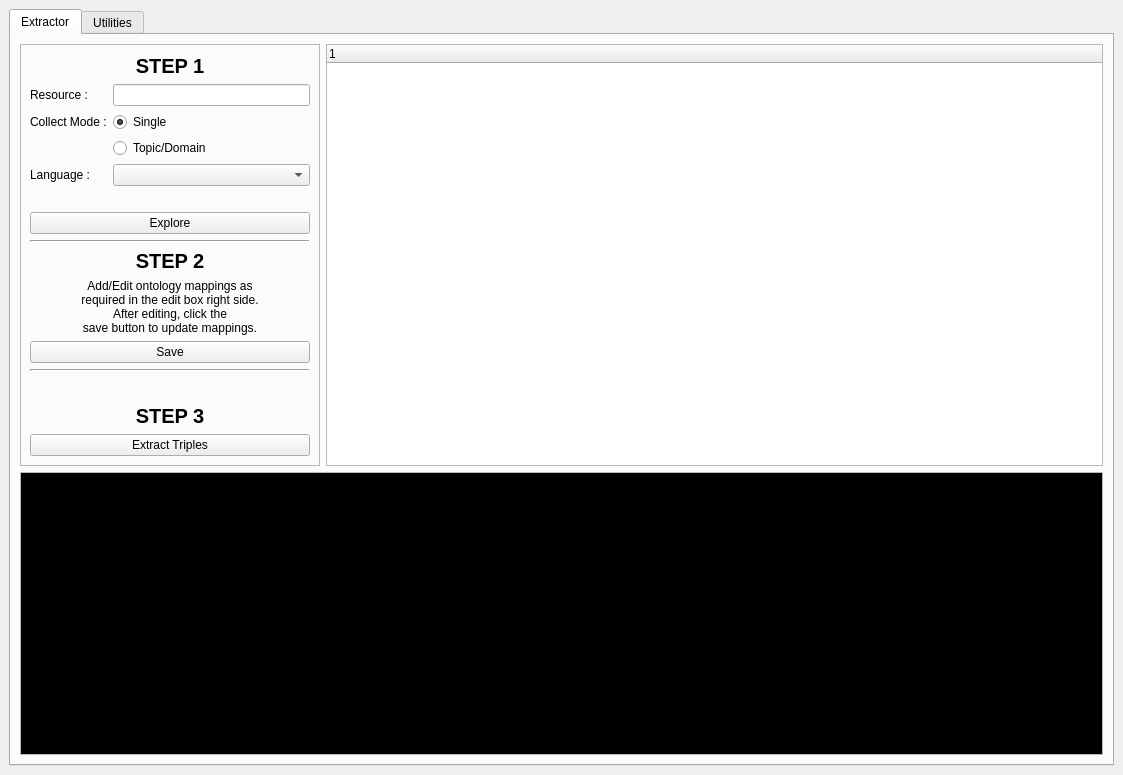
This is gui/guiLayout.ui in dbpedia/tablist-extractor as Qt 5 draws it before an edit. The edited form follows.
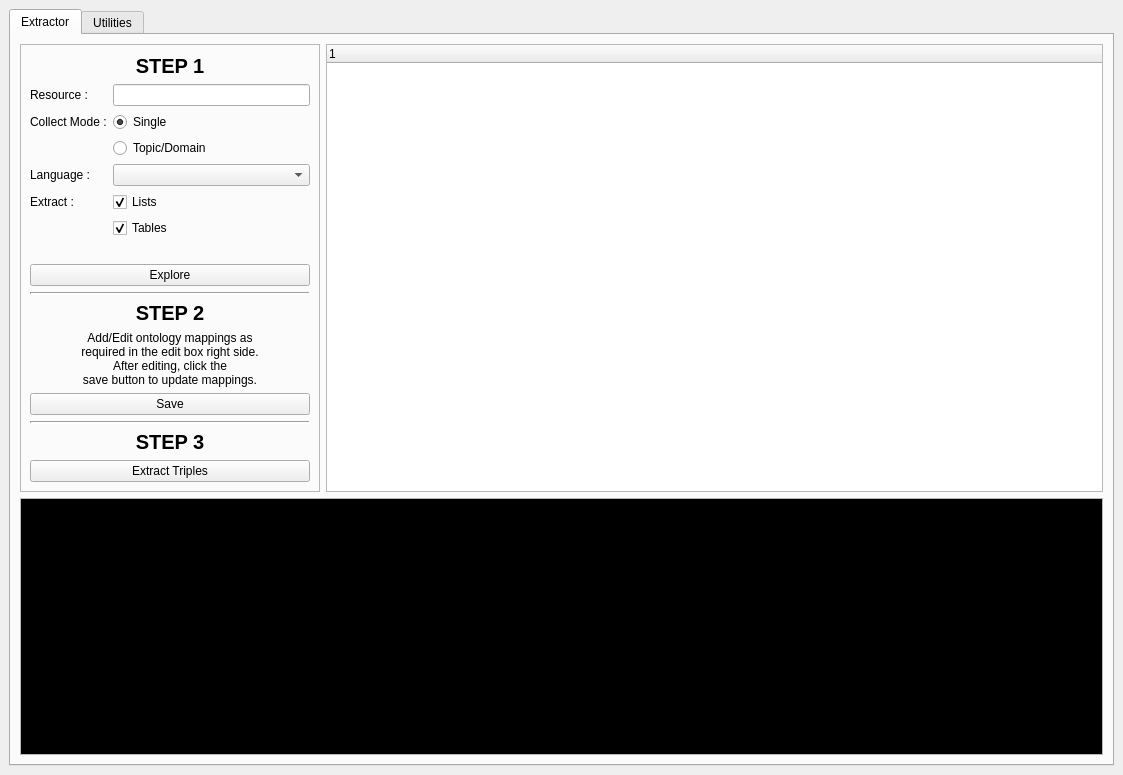
This is the edited form.

Commit message: choose tables or/and lists data to extract

What changed in the file:
```diff
--- a/gui/guiLayout.ui
+++ b/gui/guiLayout.ui
@@ -124,24 +124,51 @@
              </property>
             </widget>
            </item>
-           <item row="5" column="0" colspan="2">
+           <item row="5" column="0">
+            <widget class="QLabel" name="extractLabel">
+             <property name="text">
+              <string>Extract :</string>
+             </property>
+            </widget>
+           </item>
+           <item row="5" column="1">
+            <widget class="QCheckBox" name="listsCheckBox">
+             <property name="text">
+              <string>Lists</string>
+             </property>
+             <property name="checked">
+              <bool>true</bool>
+             </property>
+            </widget>
+           </item>
+           <item row="6" column="1">
+            <widget class="QCheckBox" name="tablesCheckBox">
+             <property name="text">
+              <string>Tables</string>
+             </property>
+             <property name="checked">
+              <bool>true</bool>
+             </property>
+            </widget>
+           </item>
+           <item row="7" column="0" colspan="2">
             <widget class="QLabel" name="ExploreDomainMessageLabel">
-             <property name="styleSheet">
-              <string notr="true">color:red</string>
-             </property>
              <property name="text">
               <string/>
              </property>
+             <property name="alignment">
+              <set>Qt::AlignCenter</set>
+             </property>
             </widget>
            </item>
-           <item row="6" column="0" colspan="2">
+           <item row="8" column="0" colspan="2">
             <widget class="QPushButton" name="ExploreBtn">
              <property name="text">
               <string>Explore</string>
              </property>
             </widget>
            </item>
-           <item row="8" column="0" colspan="2">
+           <item row="10" column="0" colspan="2">
             <widget class="Line" name="line">
              <property name="lineWidth">
               <number>2</number>
@@ -151,7 +178,7 @@
              </property>
             </widget>
            </item>
-           <item row="9" column="0" colspan="2">
+           <item row="11" column="0" colspan="2">
             <widget class="QLabel" name="Step2Label">
              <property name="font">
               <font>
@@ -168,7 +195,7 @@
              </property>
             </widget>
            </item>
-           <item row="10" column="0" colspan="2">
+           <item row="12" column="0" colspan="2">
             <widget class="QLabel" name="Step2Infolabel">
              <property name="text">
               <string>Add/Edit ontology mappings as 
@@ -184,37 +211,24 @@
              </property>
             </widget>
            </item>
-           <item row="11" column="0" colspan="2">
+           <item row="13" column="0" colspan="2">
             <widget class="QPushButton" name="saveBtn">
              <property name="text">
               <string>Save</string>
              </property>
             </widget>
            </item>
-           <item row="12" column="0" colspan="2">
-            <widget class="Line" name="line_2">
-             <property name="lineWidth">
-              <number>2</number>
-             </property>
-             <property name="orientation">
-              <enum>Qt::Horizontal</enum>
-             </property>
-            </widget>
-           </item>
-           <item row="13" column="0" colspan="2">
-            <spacer name="horizontalSpacer_4">
-             <property name="orientation">
-              <enum>Qt::Horizontal</enum>
-             </property>
-             <property name="sizeHint" stdset="0">
-              <size>
-               <width>40</width>
-               <height>20</height>
-              </size>
-             </property>
-            </spacer>
-           </item>
            <item row="14" column="0" colspan="2">
+            <widget class="Line" name="line_2">
+             <property name="lineWidth">
+              <number>2</number>
+             </property>
+             <property name="orientation">
+              <enum>Qt::Horizontal</enum>
+             </property>
+            </widget>
+           </item>
+           <item row="15" column="0" colspan="2">
             <widget class="QLabel" name="Step3Label">
              <property name="font">
               <font>
@@ -231,7 +245,7 @@
              </property>
             </widget>
            </item>
-           <item row="15" column="0" colspan="2">
+           <item row="16" column="0" colspan="2">
             <widget class="QPushButton" name="ExtractBtn">
              <property name="text">
               <string>Extract Triples</string>
```
The commit also changes 10 other files.
